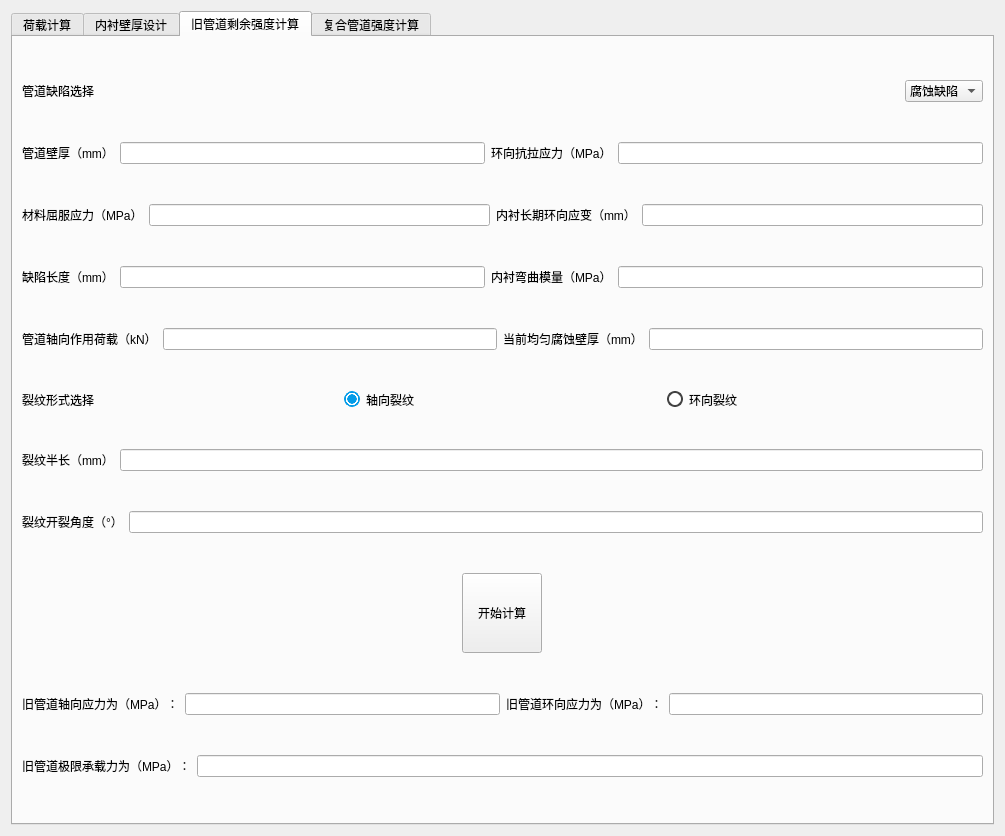
This is 软件设计/ui/main.ui in wangqiankun0201/BiShe as Qt 5 draws it before an edit. The edited form follows.
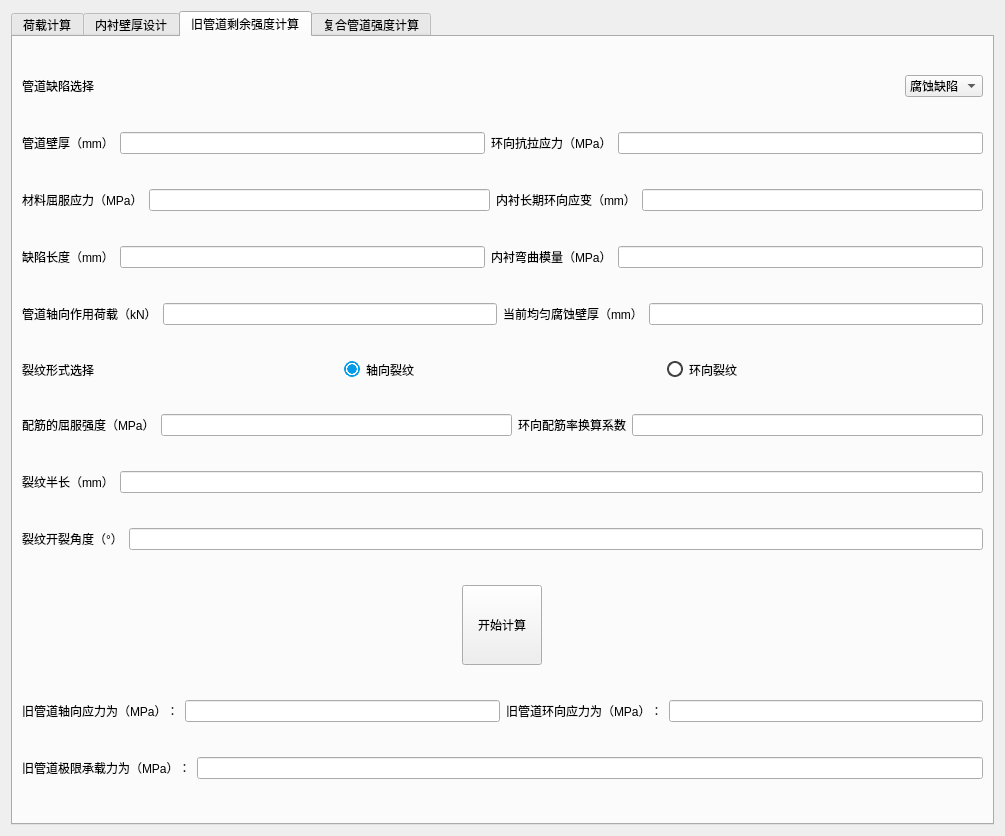
This is the edited form. Icons and pictures are not drawn.

```diff
--- a/软件设计/ui/main.ui
+++ b/软件设计/ui/main.ui
@@ -1293,6 +1293,30 @@
          </item>
         </layout>
        </item>
+       <item>
+        <layout class="QHBoxLayout" name="horizontalLayout_43">
+         <item>
+          <widget class="QLabel" name="label_58">
+           <property name="text">
+            <string>配筋的屈服强度（MPa）</string>
+           </property>
+          </widget>
+         </item>
+         <item>
+          <widget class="QLineEdit" name="lineEdit_52"/>
+         </item>
+         <item>
+          <widget class="QLabel" name="label_22">
+           <property name="text">
+            <string>环向配筋率换算系数</string>
+           </property>
+          </widget>
+         </item>
+         <item>
+          <widget class="QLineEdit" name="lineEdit_53"/>
+         </item>
+        </layout>
+       </item>
        <item>
         <layout class="QHBoxLayout" name="horizontalLayout_30">
          <item>
```
Left out of the diff: 2 changed lines with no effect on the pictures.
